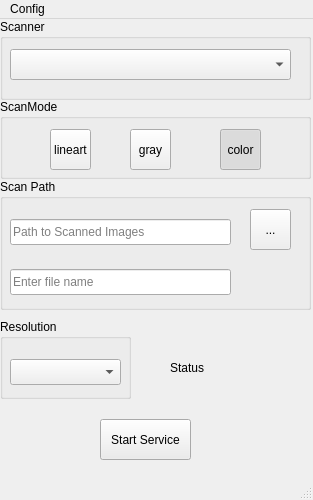
First picture: the form in mainwindow.ui, repository AlfredoCubitos/Scan2Folder, before the edit.
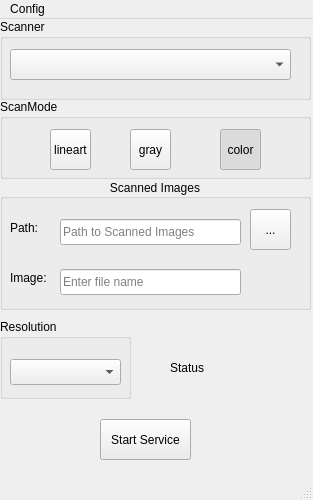
Second picture: the form after the edit. Icons and pictures are not drawn.

Patch:
```diff
--- a/mainwindow.ui
+++ b/mainwindow.ui
@@ -222,14 +222,17 @@
      </rect>
     </property>
     <property name="title">
-     <string>Scan Path</string>
+     <string>Scanned Images</string>
+    </property>
+    <property name="alignment">
+     <set>Qt::AlignCenter</set>
     </property>
     <widget class="QLineEdit" name="scanpath">
      <property name="geometry">
       <rect>
-       <x>10</x>
+       <x>60</x>
        <y>40</y>
-       <width>221</width>
+       <width>181</width>
        <height>26</height>
       </rect>
      </property>
@@ -270,9 +273,9 @@
     <widget class="QLineEdit" name="filename">
      <property name="geometry">
       <rect>
-       <x>10</x>
+       <x>60</x>
        <y>90</y>
-       <width>221</width>
+       <width>181</width>
        <height>26</height>
       </rect>
      </property>
@@ -280,6 +283,32 @@
       <string>Enter file name</string>
      </property>
     </widget>
+    <widget class="QLabel" name="label_2">
+     <property name="geometry">
+      <rect>
+       <x>10</x>
+       <y>40</y>
+       <width>31</width>
+       <height>18</height>
+      </rect>
+     </property>
+     <property name="text">
+      <string>Path:</string>
+     </property>
+    </widget>
+    <widget class="QLabel" name="label_3">
+     <property name="geometry">
+      <rect>
+       <x>10</x>
+       <y>90</y>
+       <width>41</width>
+       <height>18</height>
+      </rect>
+     </property>
+     <property name="text">
+      <string>Image:</string>
+     </property>
+    </widget>
    </widget>
    <widget class="QLabel" name="label">
     <property name="geometry">
```
